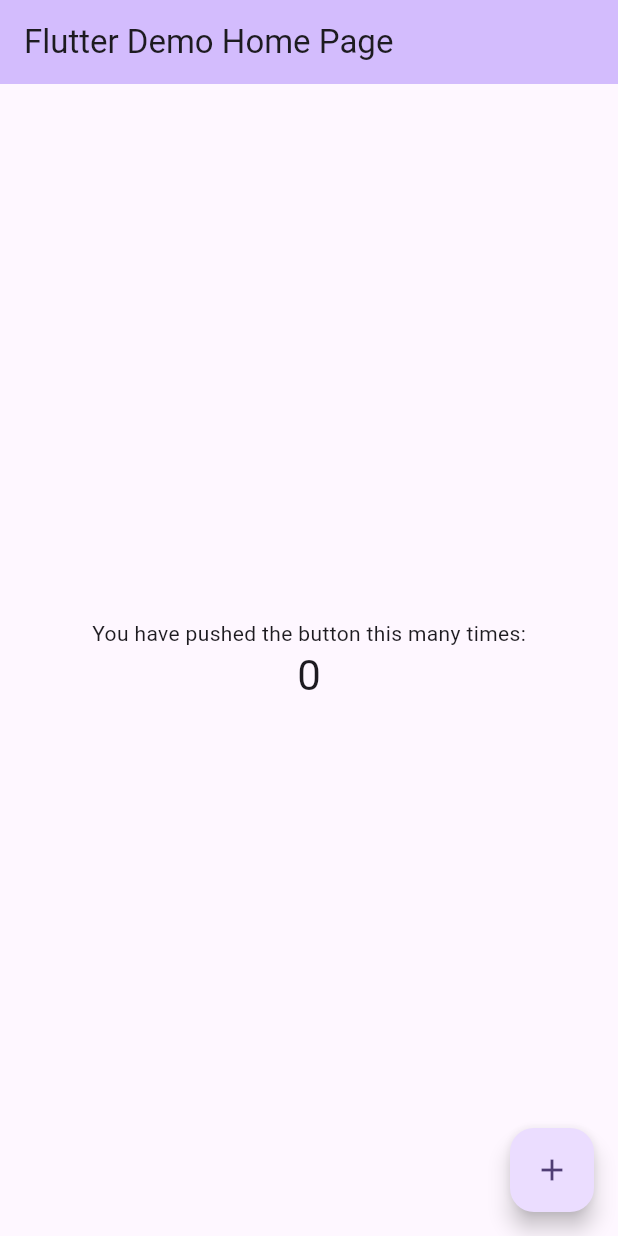
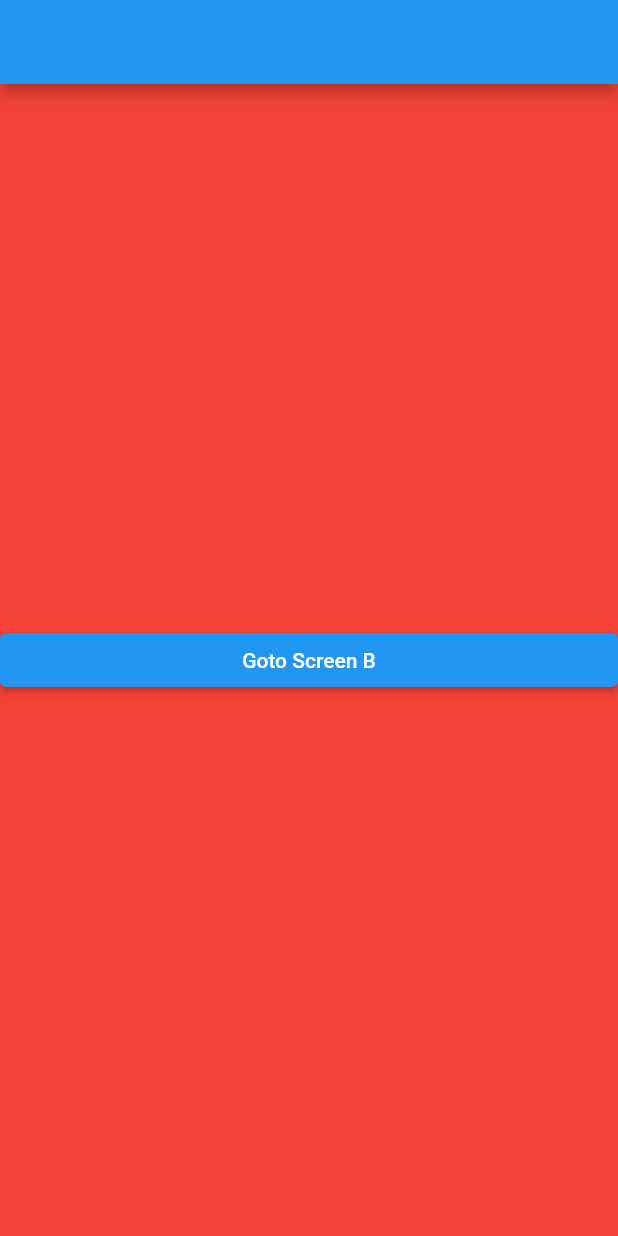
Before and after one commit to nepali-programmer/auto_route_integration, a Flutter app: the screen it shows after launch, on a phone screen of 412 x 824 dp. Run offline on Flutter 3.47's test engine with Material 2 defaults, Android fonts, the phone set to English and light mode, and no system bars; our stand-ins replace auto_route.

Commit message:
completed setup

```diff
--- a/lib/main.dart
+++ b/lib/main.dart
@@ -1,3 +1,4 @@
+import 'package:auto_route_integration/routes/app_router.dart';
 import 'package:flutter/material.dart';
 
 void main() {
@@ -6,120 +7,11 @@ void main() {
 
 class MyApp extends StatelessWidget {
   const MyApp({super.key});
-
-  // This widget is the root of your application.
   @override
   Widget build(BuildContext context) {
-    return MaterialApp(
-      title: 'Flutter Demo',
-      theme: ThemeData(
-        // This is the theme of your application.
-        //
-        // TRY THIS: Try running your application with "flutter run". You'll see
-        // the application has a blue toolbar. Then, without quitting the app,
-        // try changing the seedColor in the colorScheme below to Colors.green
-        // and then invoke "hot reload" (save your changes or press the "hot
-        // reload" button in a Flutter-supported IDE, or press "r" if you used
-        // the command line to start the app).
-        //
-        // Notice that the counter didn't reset back to zero; the application
-        // state is not lost during the reload. To reset the state, use hot
-        // restart instead.
-        //
-        // This works for code too, not just values: Most code changes can be
-        // tested with just a hot reload.
-        colorScheme: ColorScheme.fromSeed(seedColor: Colors.deepPurple),
-        useMaterial3: true,
-      ),
-      home: const MyHomePage(title: 'Flutter Demo Home Page'),
+    AppRouter appRouter = AppRouter();
+    return MaterialApp.router(
+      routerConfig: appRouter.config(),
     );
   }
 }
-
-class MyHomePage extends StatefulWidget {
-  const MyHomePage({super.key, required this.title});
-
-  // This widget is the home page of your application. It is stateful, meaning
-  // that it has a State object (defined below) that contains fields that affect
-  // how it looks.
-
-  // This class is the configuration for the state. It holds the values (in this
-  // case the title) provided by the parent (in this case the App widget) and
-  // used by the build method of the State. Fields in a Widget subclass are
-  // always marked "final".
-
-  final String title;
-
-  @override
-  State<MyHomePage> createState() => _MyHomePageState();
-}
-
-class _MyHomePageState extends State<MyHomePage> {
-  int _counter = 0;
-
-  void _incrementCounter() {
-    setState(() {
-      // This call to setState tells the Flutter framework that something has
-      // changed in this State, which causes it to rerun the build method below
-      // so that the display can reflect the updated values. If we changed
-      // _counter without calling setState(), then the build method would not be
-      // called again, and so nothing would appear to happen.
-      _counter++;
-    });
-  }
-
-  @override
-  Widget build(BuildContext context) {
-    // This method is rerun every time setState is called, for instance as done
-    // by the _incrementCounter method above.
-    //
-    // The Flutter framework has been optimized to make rerunning build methods
-    // fast, so that you can just rebuild anything that needs updating rather
-    // than having to individually change instances of widgets.
-    return Scaffold(
-      appBar: AppBar(
-        // TRY THIS: Try changing the color here to a specific color (to
-        // Colors.amber, perhaps?) and trigger a hot reload to see the AppBar
-        // change color while the other colors stay the same.
-        backgroundColor: Theme.of(context).colorScheme.inversePrimary,
-        // Here we take the value from the MyHomePage object that was created by
-        // the App.build method, and use it to set our appbar title.
-        title: Text(widget.title),
-      ),
-      body: Center(
-        // Center is a layout widget. It takes a single child and positions it
-        // in the middle of the parent.
-        child: Column(
-          // Column is also a layout widget. It takes a list of children and
-          // arranges them vertically. By default, it sizes itself to fit its
-          // children horizontally, and tries to be as tall as its parent.
-          //
-          // Column has various properties to control how it sizes itself and
-          // how it positions its children. Here we use mainAxisAlignment to
-          // center the children vertically; the main axis here is the vertical
-          // axis because Columns are vertical (the cross axis would be
-          // horizontal).
-          //
-          // TRY THIS: Invoke "debug painting" (choose the "Toggle Debug Paint"
-          // action in the IDE, or press "p" in the console), to see the
-          // wireframe for each widget.
-          mainAxisAlignment: MainAxisAlignment.center,
-          children: <Widget>[
-            const Text(
-              'You have pushed the button this many times:',
-            ),
-            Text(
-              '$_counter',
-              style: Theme.of(context).textTheme.headlineMedium,
-            ),
-          ],
-        ),
-      ),
-      floatingActionButton: FloatingActionButton(
-        onPressed: _incrementCounter,
-        tooltip: 'Increment',
-        child: const Icon(Icons.add),
-      ), // This trailing comma makes auto-formatting nicer for build methods.
-    );
-  }
-}
--- /dev/null
+++ b/lib/routes/app_router.dart
@@ -0,0 +1,13 @@
+import 'package:auto_route/auto_route.dart';
+
+import 'app_router.gr.dart';
+
+@AutoRouterConfig()
+class AppRouter extends $AppRouter {
+  @override
+  List<AutoRoute> get routes => [
+        AutoRoute(page: RouteA.page, initial: true),
+        AutoRoute(page: RouteB.page),
+        AutoRoute(page: RouteC.page),
+      ];
+}
--- /dev/null
+++ b/lib/screen/screen_a.dart
@@ -0,0 +1,28 @@
+import 'package:auto_route/auto_route.dart';
+import 'package:auto_route_integration/routes/app_router.gr.dart';
+import 'package:flutter/material.dart';
+
+@RoutePage()
+class ScreenA extends StatelessWidget {
+  const ScreenA({super.key});
+
+  @override
+  Widget build(BuildContext context) {
+    return Scaffold(
+      appBar: AppBar(),
+      backgroundColor: Colors.red,
+      body: Column(
+        mainAxisAlignment: MainAxisAlignment.center,
+        crossAxisAlignment: CrossAxisAlignment.stretch,
+        children: [
+          ElevatedButton(
+            child: const Text('Goto Screen B'),
+            onPressed: () {
+              AutoRouter.of(context).push(const RouteB());
+            },
+          ),
+        ],
+      ),
+    );
+  }
+}
--- a/pubspec.yaml
+++ b/pubspec.yaml
@@ -35,6 +35,7 @@ dependencies:
   # The following adds the Cupertino Icons font to your application.
   # Use with the CupertinoIcons class for iOS style icons.
   cupertino_icons: ^1.0.2
+  auto_route: ^7.2.0
 
 dev_dependencies:
   flutter_test:
@@ -46,6 +47,7 @@ dev_dependencies:
   # package. See that file for information about deactivating specific lint
   # rules and activating additional ones.
   flutter_lints: ^2.0.0
+  auto_route_generator: ^7.1.1
 
 # For information on the generic Dart part of this file, see the
 # following page: https://dart.dev/tools/pub/pubspec
```
Also changed, not shown: lib/screen/screen_b.dart (added, +28 -0 lines), lib/screen/screen_c.dart (added, +16 -0 lines), lib/routes/app_router.gr.dart (added), pubspec.lock.
